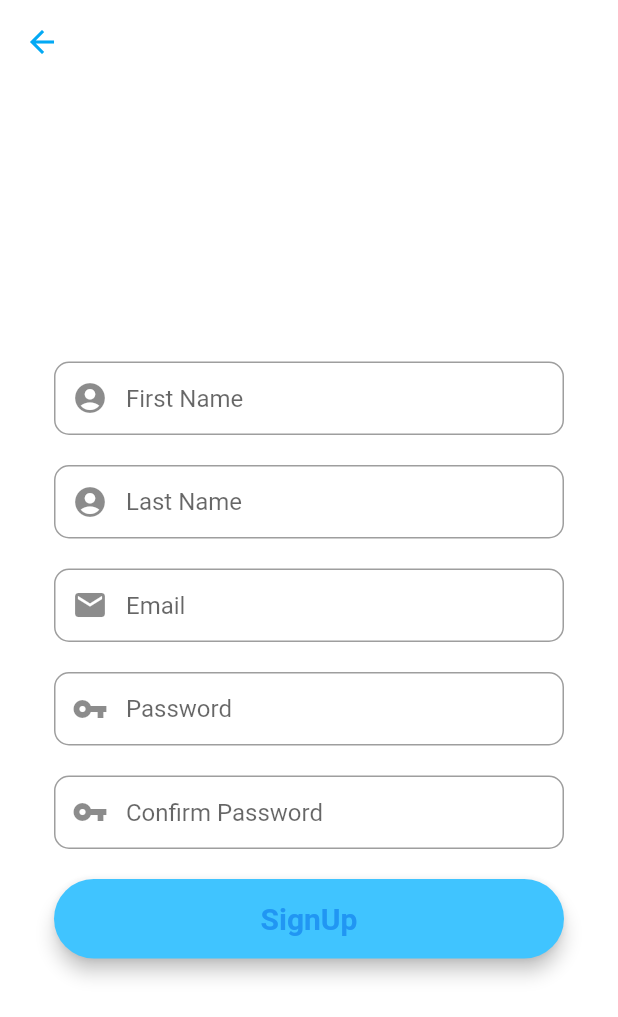
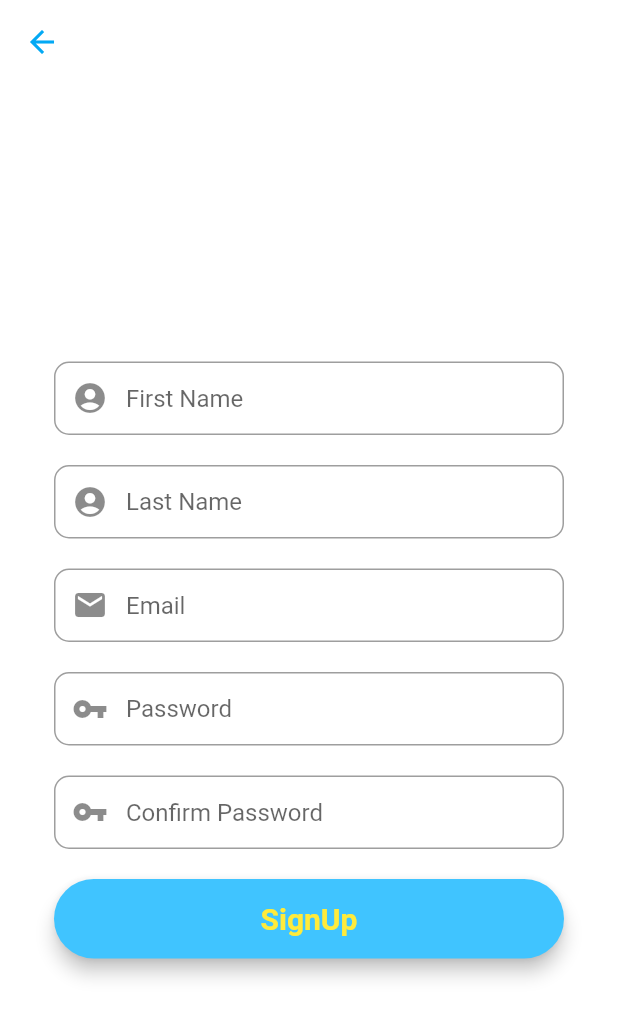
Before and after one commit to f1rstCoder/capstoneproject, a Flutter app: the RegistrationScreen screen opened by its route, on a phone screen of 412 x 824 dp. Shown: the top 1017 px of the screen. Run offline on Flutter 3.47's test engine with Material 2 defaults, Android fonts, the phone set to English and light mode, and no system bars; missing offline and left inert: google_language_fonts.

Commit message:
second commit

```diff
--- a/lib/screens/registration_screen.dart
+++ b/lib/screens/registration_screen.dart
@@ -175,7 +175,7 @@ class _RegistrationScreenState extends State<RegistrationScreen> {
           'SignUp',
           textAlign: TextAlign.center,
           style: TextStyle(
-              fontSize: 20, color: Colors.blue, fontWeight: FontWeight.bold),
+              fontSize: 20, color: Colors.yellow, fontWeight: FontWeight.bold),
         ),
       ),
     );
```
